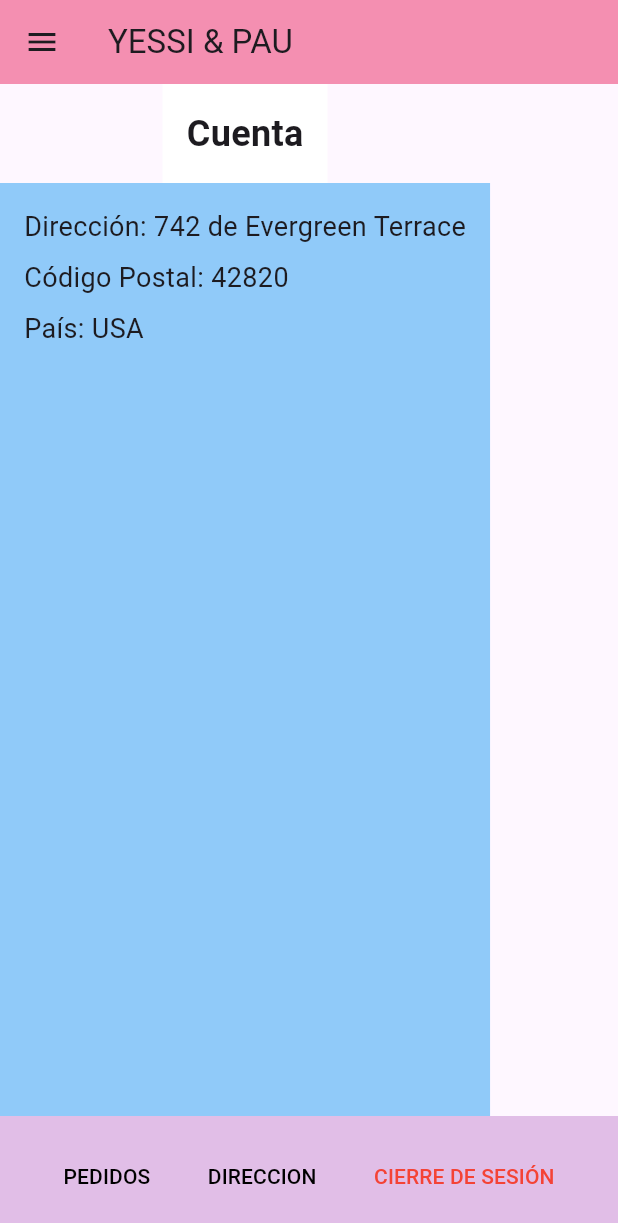
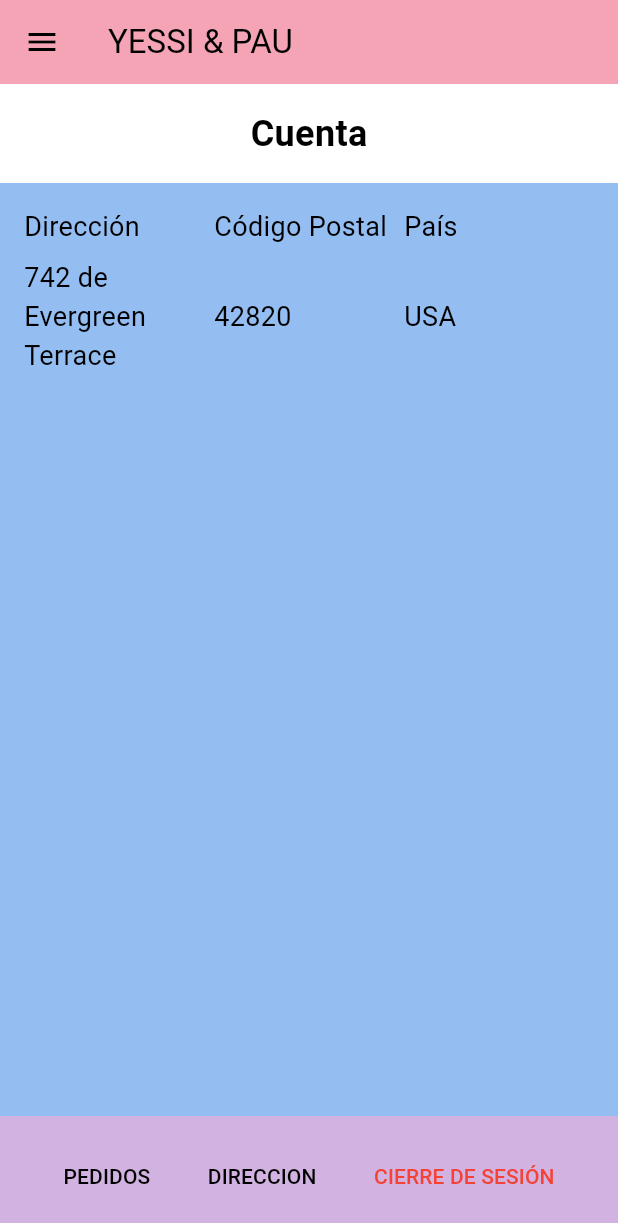
Before and after one commit to Padilla1403/YESSI_AND_PAU_COSMETICS, a Flutter app: the screen it shows after launch, on a phone screen of 412 x 824 dp. Shown: the top 1223 px of the screen. Run offline on Flutter 3.47's test engine with Material 3 defaults, Android fonts, the phone set to English and light mode, and no system bars.

Commit message:
Interfaz
Se realizo la interfaz solicitada por Ricardo, falta acoplar margen azul en el tamaño mandado

```diff
--- a/lib/main.dart
+++ b/lib/main.dart
@@ -18,10 +18,14 @@
   Widget build(BuildContext context) {
     return Scaffold(
       appBar: AppBar(
-        title: Text('YESSI & PAU'),
-        backgroundColor: Colors.pink[200],
+        title: Text(
+          'YESSI & PAU',
+          style: TextStyle(color: Colors.black),
+        ),
+        backgroundColor: Color(0xFFF4A4B5),
+        elevation: 0,
         leading: IconButton(
-          icon: Icon(Icons.menu),
+          icon: Icon(Icons.menu, color: Colors.black),
           onPressed: () {},
         ),
       ),
@@ -29,32 +33,56 @@
         children: [
           Container(
             color: Colors.white,
-            padding: EdgeInsets.all(16.0),
-            child: Text(
-              'Cuenta',
-              style: TextStyle(fontSize: 24, fontWeight: FontWeight.bold),
+            padding: EdgeInsets.symmetric(vertical: 16.0),
+            child: Center(
+              child: Text(
+                'Cuenta',
+                style: TextStyle(
+                    fontSize: 24,
+                    fontWeight: FontWeight.bold,
+                    color: Colors.black),
+              ),
             ),
           ),
           Expanded(
             child: Container(
-              color: Colors.blue[200],
+              color: Color(0xFF94BDF2),
               padding: EdgeInsets.all(16.0),
               child: Column(
                 crossAxisAlignment: CrossAxisAlignment.start,
                 children: [
-                  Text(
-                    'Dirección: 742 de Evergreen Terrace',
-                    style: TextStyle(fontSize: 18),
+                  Row(
+                    children: [
+                      Expanded(
+                          child: Text('Dirección',
+                              style: TextStyle(
+                                  fontSize: 18, color: Colors.black))),
+                      Expanded(
+                          child: Text('Código Postal',
+                              style: TextStyle(
+                                  fontSize: 18, color: Colors.black))),
+                      Expanded(
+                          child: Text('País',
+                              style: TextStyle(
+                                  fontSize: 18, color: Colors.black))),
+                    ],
                   ),
                   SizedBox(height: 8.0),
-                  Text(
-                    'Código Postal: 42820',
-                    style: TextStyle(fontSize: 18),
-                  ),
-                  SizedBox(height: 8.0),
-                  Text(
-                    'País: USA',
-                    style: TextStyle(fontSize: 18),
+                  Row(
+                    children: [
+                      Expanded(
+                          child: Text('742 de Evergreen Terrace',
+                              style: TextStyle(
+                                  fontSize: 18, color: Colors.black))),
+                      Expanded(
+                          child: Text('42820',
+                              style: TextStyle(
+                                  fontSize: 18, color: Colors.black))),
+                      Expanded(
+                          child: Text('USA',
+                              style: TextStyle(
+                                  fontSize: 18, color: Colors.black))),
+                    ],
                   ),
                 ],
               ),
@@ -63,7 +91,7 @@
         ],
       ),
       bottomNavigationBar: BottomAppBar(
-        color: Colors.purple[100],
+        color: Color(0xFFD1B2E0),
         child: Row(
           mainAxisAlignment: MainAxisAlignment.spaceEvenly,
           children: [
```
